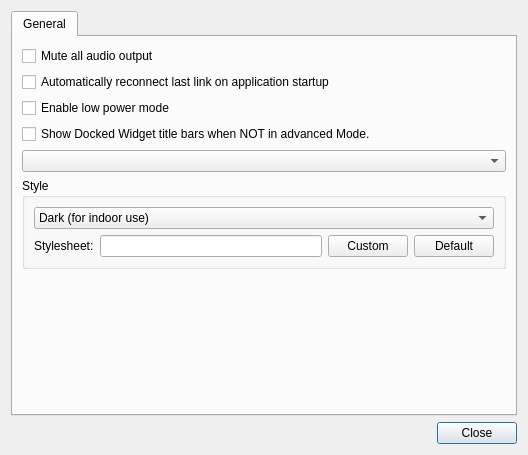
This is src/ui/QGCSettingsWidget.ui in mavlink/qgroundcontrol as Qt 5 draws it before an edit. The edited form follows.
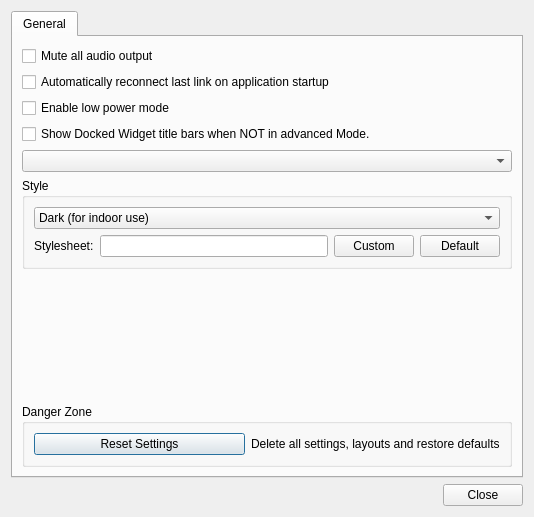
This is the edited form. Icons and pictures are not drawn.

Commit message: Added option to reset all settings

What changed in the file:
```diff
--- a/src/ui/QGCSettingsWidget.ui
+++ b/src/ui/QGCSettingsWidget.ui
@@ -6,8 +6,8 @@
    <rect>
     <x>0</x>
     <y>0</y>
-    <width>528</width>
-    <height>455</height>
+    <width>534</width>
+    <height>517</height>
    </rect>
   </property>
   <property name="sizePolicy">
@@ -159,11 +159,34 @@
          <property name="sizeHint" stdset="0">
           <size>
            <width>20</width>
-           <height>0</height>
+           <height>20</height>
           </size>
          </property>
         </spacer>
        </item>
+       <item>
+        <widget class="QGroupBox" name="groupBox_2">
+         <property name="title">
+          <string>Danger Zone</string>
+         </property>
+         <layout class="QGridLayout" name="gridLayout" columnstretch="10,0">
+          <item row="1" column="1">
+           <widget class="QLabel" name="label_2">
+            <property name="text">
+             <string>Delete all settings, layouts and restore defaults</string>
+            </property>
+           </widget>
+          </item>
+          <item row="1" column="0">
+           <widget class="QPushButton" name="resetSettingsButton">
+            <property name="text">
+             <string>Reset Settings</string>
+            </property>
+           </widget>
+          </item>
+         </layout>
+        </widget>
+       </item>
       </layout>
      </widget>
     </widget>
```
The commit also changes 2 other files.
